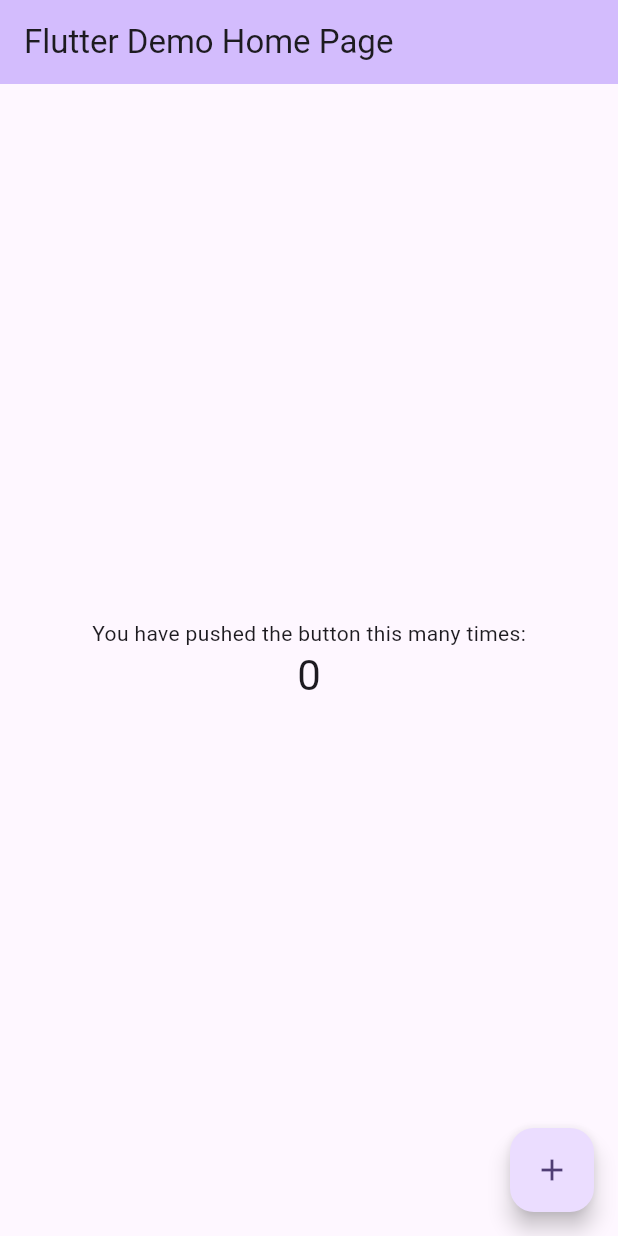
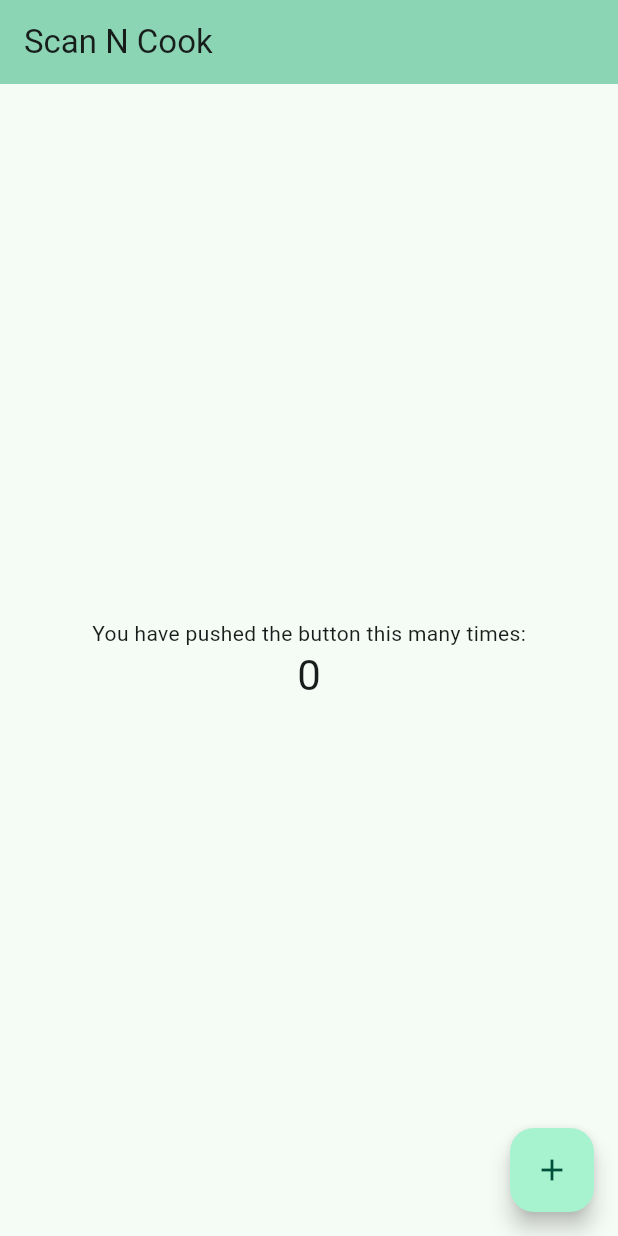
Before and after one commit to mruduljohn/my-cook-app, a Flutter app: the screen it shows after launch, on a phone screen of 412 x 824 dp. Run offline on Flutter 3.47's test engine with Material 3 defaults, Android fonts, the phone set to English and light mode, and no system bars.

Commit message:
sample changes

```diff
--- a/lib/main.dart
+++ b/lib/main.dart
@@ -28,10 +28,10 @@ class MyApp extends StatelessWidget {
         //
         // This works for code too, not just values: Most code changes can be
         // tested with just a hot reload.
-        colorScheme: ColorScheme.fromSeed(seedColor: Colors.deepPurple),
+        colorScheme: ColorScheme.fromSeed(seedColor: Color.fromARGB(255, 93, 201, 158)),
         useMaterial3: true,
       ),
-      home: const MyHomePage(title: 'Flutter Demo Home Page'),
+      home: const MyHomePage(title: 'Scan N Cook'),
     );
   }
 }
```
